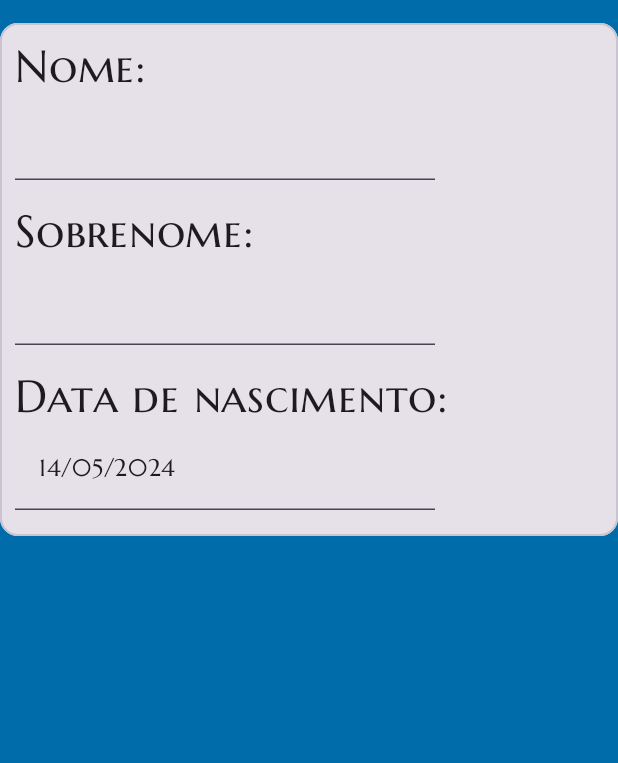
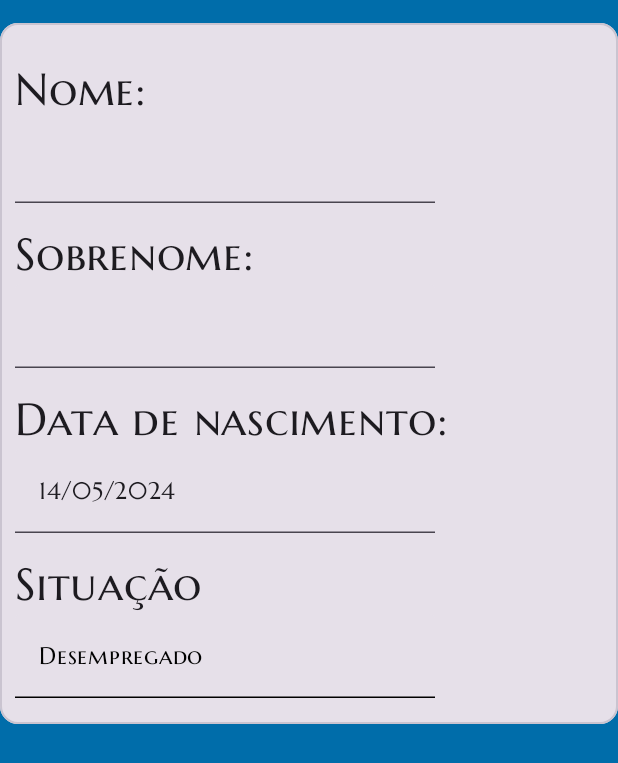
Before and after one commit to henriquefral/JOBFY, an Android app built with Jetpack Compose: the composable Step1 shown on its own in the app's theme, on a phone screen of 412 x 824 dp. Shown: the top 763 px of the screen. Run offline under Robolectric (Android 15) with nearby library versions, the phone set to English and light mode, and no system bars.

```diff
--- /dev/null
+++ b/app/src/main/java/br/com/fiap/job_fy/components/InputText.kt
@@ -0,0 +1,26 @@
+package br.com.fiap.job_fy.components
+
+import androidx.compose.foundation.layout.padding
+import androidx.compose.foundation.text.KeyboardActions
+import androidx.compose.foundation.text.KeyboardOptions
+import androidx.compose.material3.Text
+import androidx.compose.material3.TextField
+import androidx.compose.runtime.Composable
+import androidx.compose.ui.Modifier
+import androidx.compose.ui.text.input.KeyboardType
+import androidx.compose.ui.unit.dp
+import androidx.compose.ui.unit.sp
+
+@Composable
+fun InputText (value : String, error : Boolean = false, textModifier: Modifier = Modifier
+               , modifierTextField: Modifier = Modifier
+               , valueOnChange: (String) -> Unit, text: String
+               , keyboardType : KeyboardType = KeyboardType.Text) {
+
+    Text(text = text, fontSize = 30.sp
+        , modifier = textModifier.padding(top = 15.dp))
+    TextField(value = value, onValueChange = valueOnChange
+        , isError = error, modifier = modifierTextField
+        , keyboardOptions = KeyboardOptions(keyboardType = keyboardType)
+    )
+}
--- a/app/src/main/java/br/com/fiap/job_fy/model/User.kt
+++ b/app/src/main/java/br/com/fiap/job_fy/model/Usuario.kt
@@ -7,19 +7,37 @@ import java.time.LocalDate
 import java.time.LocalDateTime
 import java.time.Period
 import java.time.format.DateTimeFormatter
-import java.util.Date
 
-class User (
+class Usuario (
     var sobrenome          : String = "",
     var nome               : String = "",
     var dataNascimento     : String = LocalDateTime.now().format(
                                                             DateTimeFormatter
                                                             .ofPattern("dd/MM/yyyy")
                                                            ),
+    var situacao           : Int    = 0,
+    var cargo              : String = "",
+    var profissao          : String = "",
+    var setor              : String = "",
+    var anos               : Int    = 0,
+    var formacao           : List<Formacao> = listOf<Formacao>(),
+    var habilidades        : List<String> = listOf<String>(""),
+    var descritivo         : String = ""
 ) {
     var errorNome           by mutableStateOf(false)
     var errorSobrenome      by mutableStateOf(false)
     var errorDataNascimento by mutableStateOf(false)
+
+    var errorCargo          by mutableStateOf(false)
+    var errorProfissao      by mutableStateOf(false)
+    var errorSetor          by mutableStateOf(false)
+
+
+    var errorFormacao            by mutableStateOf(false)
+
+    var errorHabilidades         by mutableStateOf(false)
+
+    var errorDescritivo          by mutableStateOf(false)
 
     fun VldPage(page : Int) : Boolean
     {
@@ -56,14 +74,47 @@ class User (
                 }
             }
 
-            if ( !errorDataNascimento && !errorNome && !errorSobrenome ) {
+            if ( errorDataNascimento || errorNome || errorSobrenome )
+            {
+                vld = false
+            } else
+            {
+                vld = true
+            }
+        } else if ( page == 1 ) {
 
+            if ( cargo.isEmpty() )
+            {
+                errorCargo = true
+            } else {
+                errorCargo = false
+            }
+
+            if ( setor.isEmpty() )
+            {
+                errorSetor = true
+            } else
+            {
+                errorSetor = false
+            }
+
+            if ( profissao.isEmpty() )
+            {
+                errorProfissao = true
+            } else
+            {
+                errorProfissao = false
+            }
+
+            if ( errorCargo || errorSetor || errorProfissao )
+            {
+                vld = false
+            } else
+            {
                 vld = true
-            } else {
-                vld = false
             }
         }
 
-        return vld;
+        return vld
     }
 }
--- a/app/src/main/java/br/com/fiap/job_fy/register/Step1.kt
+++ b/app/src/main/java/br/com/fiap/job_fy/register/Step1.kt
@@ -7,10 +7,14 @@ import androidx.compose.material3.Button
 import androidx.compose.material3.CardDefaults
 import androidx.compose.material3.DatePicker
 import androidx.compose.material3.DatePickerDialog
+import androidx.compose.material3.DatePickerFormatter
+import androidx.compose.material3.DropdownMenuItem
 import androidx.compose.material3.ExperimentalMaterial3Api
+import androidx.compose.material3.ExposedDropdownMenuBox
 import androidx.compose.material3.OutlinedCard
 import androidx.compose.material3.Text
 import androidx.compose.material3.TextField
+import androidx.compose.material3.TextFieldDefaults
 import androidx.compose.material3.rememberDatePickerState
 import androidx.compose.runtime.Composable
 import androidx.compose.runtime.getValue
@@ -19,17 +23,19 @@ import androidx.compose.runtime.remember
 import androidx.compose.runtime.setValue
 import androidx.compose.ui.Modifier
 import androidx.compose.ui.focus.onFocusEvent
+import androidx.compose.ui.graphics.Color
 import androidx.compose.ui.platform.LocalFocusManager
 import androidx.compose.ui.unit.dp
 import androidx.compose.ui.unit.sp
-import br.com.fiap.job_fy.model.User
+import br.com.fiap.job_fy.components.InputText
+import br.com.fiap.job_fy.model.Usuario
 import java.text.SimpleDateFormat
 import java.util.Locale
 import java.util.TimeZone
 
 @OptIn(ExperimentalMaterial3Api::class)
 @Composable
-fun Step1 (user: User) {
+fun Step1 (usuario: Usuario) {
 
     var showDatePickerDialog by remember {
         mutableStateOf(false)
@@ -38,13 +44,19 @@ fun Step1 (user: User) {
     val focusManager = LocalFocusManager.current
 
     var selectedDate by remember {
-        mutableStateOf(user.dataNascimento)
+        mutableStateOf(usuario.dataNascimento)
     }
     var nome by remember {
-        mutableStateOf(user.nome)
+        mutableStateOf(usuario.nome)
     }
     var sobrenome by remember {
-        mutableStateOf(user.sobrenome)
+        mutableStateOf(usuario.sobrenome)
+    }
+    var expanded by remember {
+        mutableStateOf(false)
+    }
+    var descSituacao by remember {
+        mutableStateOf("Desempregado")
     }
 
     if ( showDatePickerDialog ) {
@@ -58,7 +70,7 @@ fun Step1 (user: User) {
                                                              Locale("pt-br"))
                                 .apply { timeZone = TimeZone.getTimeZone("GMT") }
                             selectedDate = formatter.format(millis)
-                            user.dataNascimento = formatter.format(millis)
+                            usuario.dataNascimento = formatter.format(millis)
                         }
                         showDatePickerDialog = false
                     }
@@ -68,38 +80,79 @@ fun Step1 (user: User) {
             }
         )
         {
-            DatePicker(state = datePickerState)
+            DatePicker(state = datePickerState
+                     , dateFormatter = DatePickerFormatter("MM/dd/yyyy"
+                                                          ,"MM/dd/yyyy"
+                                                          ,"MM/dd/yyyy")
+            )
         }
     }
 
     Column {
         OutlinedCard( colors = CardDefaults.cardColors()
-            , modifier = Modifier
-                .fillMaxWidth()
-                .padding(top = 15.dp) )
+                    , modifier = Modifier.fillMaxWidth().padding(top = 15.dp) )
         {
             Column (modifier = Modifier.padding(start = 10.dp, top = 10.dp, bottom = 17.dp)) {
 
-                Text(text = "Nome: ", fontSize = 30.sp)
-                TextField(value = nome, onValueChange = { nome = it; user.nome = it }
-                        , isError = user.errorNome)
+                InputText(text = "Nome: ", error = usuario.errorNome, value = nome
+                    , valueOnChange = { nome = it; usuario.nome = it } )
 
-                Text(text = "Sobrenome: ", fontSize = 30.sp
-                   , modifier = Modifier.padding(top = 15.dp))
-                TextField(value = sobrenome, onValueChange = { sobrenome = it; user.sobrenome = it}
-                        , isError = user.errorSobrenome)
+                InputText(text = "Sobrenome: ", error = usuario.errorSobrenome, value = sobrenome
+                         , valueOnChange = { sobrenome = it; usuario.sobrenome = it} )
 
-                Text(text = "Data de nascimento: ", fontSize = 30.sp
-                    , modifier = Modifier.padding(top = 15.dp))
+                InputText(text = "Data de nascimento: ", error = usuario.errorDataNascimento
+                        , valueOnChange = {}, value = selectedDate
+                        , modifierTextField = Modifier.onFocusEvent {
+                                                        if (it.isFocused) {
+                                                            showDatePickerDialog = true
+                                                            focusManager.clearFocus(force = true)
+                                                        }
+                                                    }
+                        )
 
-                TextField(value = selectedDate,onValueChange = {}, readOnly = true
-                    , modifier = Modifier.onFocusEvent {
-                        if (it.isFocused) {
-                            showDatePickerDialog = true
-                            focusManager.clearFocus(force = true)
-                        }
-                    }, isError = user.errorDataNascimento
-                )
+                Text(text="Situação", fontSize = 30.sp, modifier=Modifier.padding(top = 15.dp) )
+                ExposedDropdownMenuBox(
+                    expanded = expanded,
+                    onExpandedChange = { expanded = !expanded }
+                ) {
+
+                    TextField(value=descSituacao, onValueChange = { descSituacao = it }
+                             ,modifier = Modifier.menuAnchor(), enabled = false, readOnly = true
+                             , colors = TextFieldDefaults.colors(
+                                                             disabledTextColor = Color.Black
+                                                           , disabledIndicatorColor = Color.Black)
+                             )
+
+                    ExposedDropdownMenu(
+                        expanded = expanded,
+                        onDismissRequest = { expanded = false },
+                    ) {
+                        DropdownMenuItem(
+                            text = { Text("Desempregado") },
+                            onClick = {
+                                usuario.situacao = 1
+                                descSituacao = "Desempregado"
+                                expanded = false
+                            }
+                        )
+                        DropdownMenuItem(
+                            text = { Text("Empregado") },
+                            onClick = {
+                                usuario.situacao = 2
+                                descSituacao = "Empregado"
+                                expanded = false
+                            }
+                        )
+                        DropdownMenuItem(
+                            text = { Text("Aberto à negociações") },
+                            onClick = {
+                                usuario.situacao = 3
+                                descSituacao = "Aberto à negociações"
+                                expanded = false
+                            }
+                        )
+                    }
+                }
             }
         }
     }
--- a/app/src/main/java/br/com/fiap/job_fy/ui/theme/Type.kt
+++ b/app/src/main/java/br/com/fiap/job_fy/ui/theme/Type.kt
@@ -34,5 +34,5 @@ val Typography = Typography(
         fontSize = 11.sp,
         lineHeight = 16.sp,
         letterSpacing = 0.5.sp
-    )
+    ),
 )
```
Also changed, not shown: app/src/main/java/br/com/fiap/job_fy/model/Formacao.kt (added, +61 -0 lines), app/src/main/java/br/com/fiap/job_fy/register/RegisterScreen.kt (+32 -9 lines), app/src/main/java/br/com/fiap/job_fy/register/Step2.kt (added, +66 -0 lines), app/src/main/java/br/com/fiap/job_fy/register/Step3.kt (added, +142 -0 lines).
